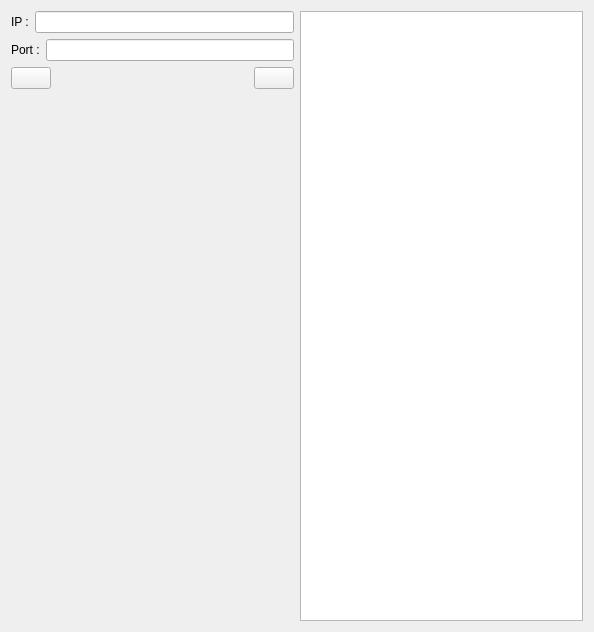
First picture: the form in FormFiles/MainForm.ui, repository arennuit/iisuoscbridge, before the edit.
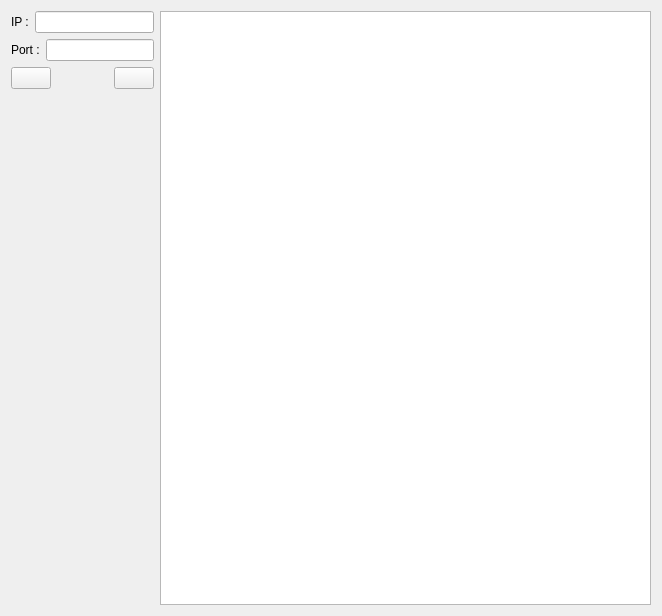
Second picture: the form after the edit. Icons and pictures are not drawn.

Commit message: Minor behavior's edit for GUI.

Patch:
```diff
--- a/FormFiles/MainForm.ui
+++ b/FormFiles/MainForm.ui
@@ -6,8 +6,8 @@
    <rect>
     <x>0</x>
     <y>0</y>
-    <width>594</width>
-    <height>632</height>
+    <width>662</width>
+    <height>616</height>
    </rect>
   </property>
   <property name="sizePolicy">
@@ -26,7 +26,7 @@
   <widget class="QWidget" name="centralWidget">
    <layout class="QVBoxLayout" name="verticalLayout">
     <item>
-     <layout class="QHBoxLayout" name="horizontalLayout_4">
+     <layout class="QHBoxLayout" name="horizontalLayout_4" stretch="0,1">
       <item>
        <layout class="QVBoxLayout" name="verticalLayout_2">
         <item>
```
Left out of the diff: 2 changed lines with no effect on the pictures.
